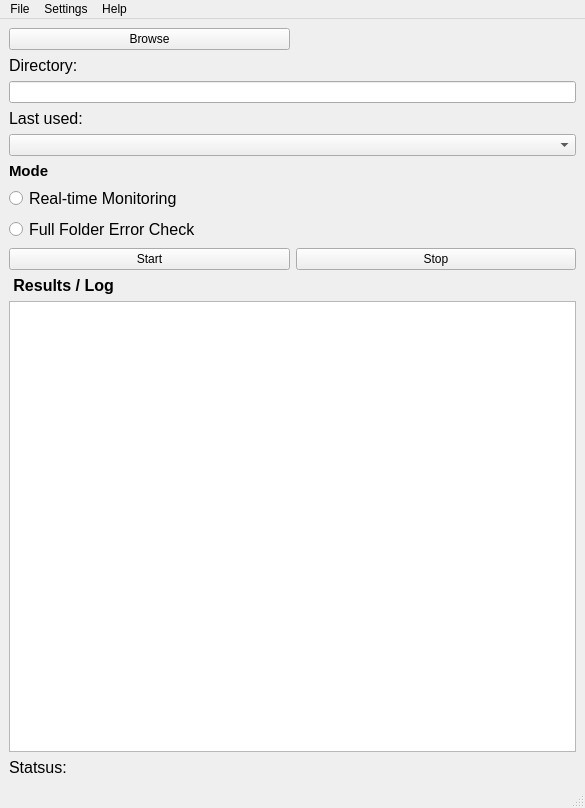
This is logfilter_1.ui in PBorzych/Logfilter_UI as Qt 5 draws it before an edit. The edited form follows.
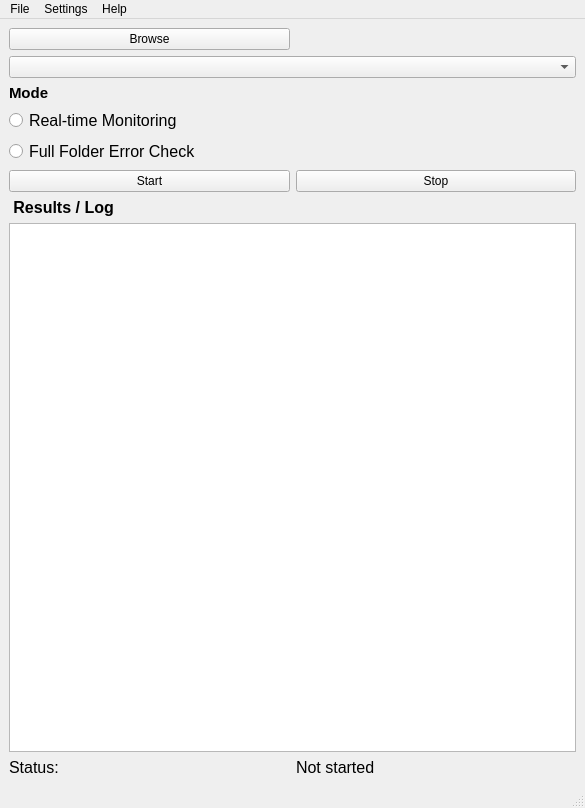
This is the edited form.

The edit to the form file:
```diff
--- a/logfilter_1.ui
+++ b/logfilter_1.ui
@@ -22,22 +22,10 @@
       </property>
      </widget>
     </item>
-    <item row="1" column="0" colspan="2">
-     <layout class="QVBoxLayout" name="verticalLayout_2">
+    <item row="2" column="0" colspan="2">
+     <layout class="QVBoxLayout" name="verticalLayout_3">
       <item>
-       <widget class="QLabel" name="label">
-        <property name="font">
-         <font>
-          <pointsize>12</pointsize>
-         </font>
-        </property>
-        <property name="text">
-         <string>Directory: </string>
-        </property>
-       </widget>
-      </item>
-      <item>
-       <widget class="QLineEdit" name="Directory_adress"/>
+       <widget class="QComboBox" name="comboBox"/>
       </item>
      </layout>
     </item>
@@ -115,6 +103,8 @@
        <widget class="QTextBrowser" name="textBrowser"/>
       </item>
       <item>
+       <layout class="QHBoxLayout" name="horizontalLayout_status">
+        <item>
        <widget class="QLabel" name="label_5">
         <property name="font">
          <font>
@@ -122,28 +112,23 @@
          </font>
         </property>
         <property name="text">
-         <string>Statsus:</string>
+           <string>Status:</string>
         </property>
        </widget>
       </item>
-     </layout>
-    </item>
-    <item row="2" column="0" colspan="2">
-     <layout class="QVBoxLayout" name="verticalLayout_3">
       <item>
-       <widget class="QLabel" name="label_2">
+         <widget class="QLabel" name="label_status_value">
         <property name="font">
          <font>
           <pointsize>12</pointsize>
          </font>
         </property>
         <property name="text">
-         <string>Last used:</string>
+           <string>Not started</string>
         </property>
        </widget>
       </item>
-      <item>
-       <widget class="QComboBox" name="comboBox"/>
+       </layout>
       </item>
      </layout>
     </item>
@@ -164,7 +149,7 @@
     </property>
     <addaction name="actionOpen_Directory"/>
     <addaction name="actionSave_Log"/>
-    <addaction name="actionRecent_Directories"/>
+    <addaction name="menuRecent_Directories"/>
     <addaction name="actionExit"/>
    </widget>
    <widget class="QMenu" name="menuSettings">
@@ -195,7 +180,7 @@
     <string>Save Log</string>
    </property>
   </action>
-  <action name="actionRecent_Directories">
+  <action name="menuRecent_Directories">
    <property name="text">
     <string>Recent Directories</string>
    </property>
```
Lines whose indentation alone changed are shown as unchanged.
